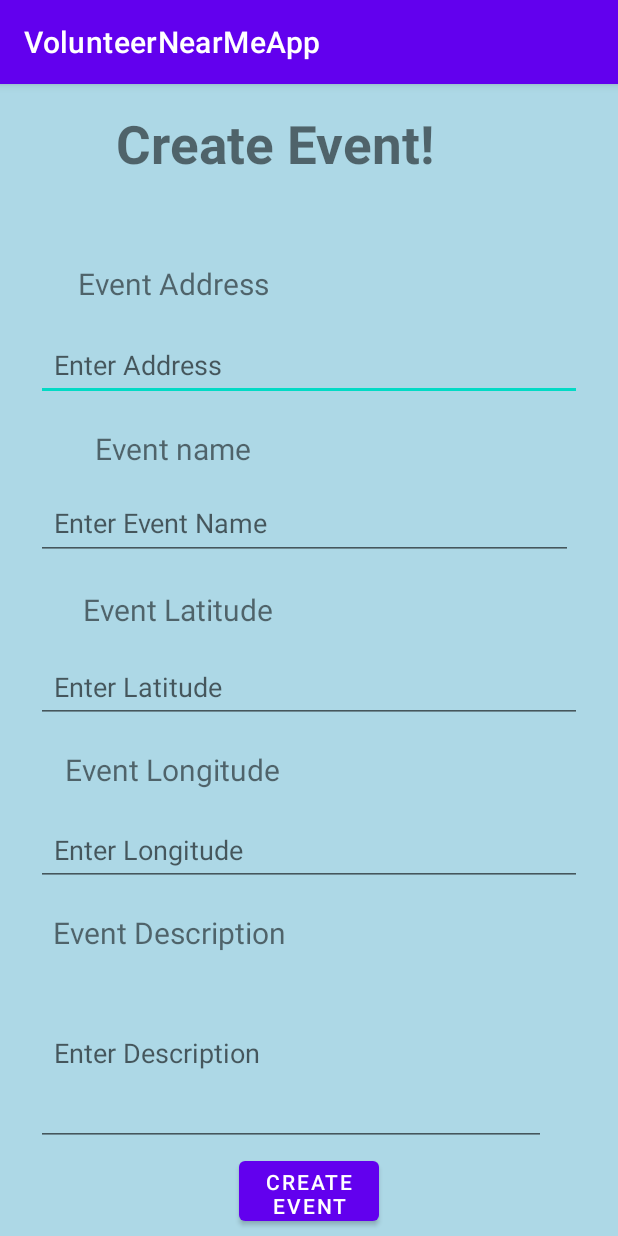
After one commit to costis99/VolunteerNearMeApp, an Android app: the CreateEventActivity screen opened directly, with no data from a screen before it, on a phone screen of 412 x 824 dp. The commit adds this screen. Run offline under Robolectric (Android 15) with nearby library versions, the light colour scheme and no system bars; our stand-ins replace Firebase (no records; nobody signed in at launch, a user with empty details on screens opened directly).

Commit message:
Added map, creation of events, logout, view events on map

```diff
--- a/app/build.gradle
+++ b/app/build.gradle
@@ -2,6 +2,7 @@ plugins {
     id 'com.android.application'
     id 'kotlin-android'
     id 'com.google.gms.google-services'
+    id 'com.google.android.libraries.mapsplatform.secrets-gradle-plugin'
 }
 
 android {
@@ -51,6 +52,8 @@ dependencies {
     implementation 'com.google.firebase:firebase-auth-ktx'
     implementation 'com.google.firebase:firebase-dynamic-links-ktx:21.0.0'
     implementation 'com.google.firebase:firebase-database-ktx:20.0.3'
+    implementation 'com.google.android.gms:play-services-maps:17.0.0'
+    implementation 'com.google.code.gson:gson:2.8.2'
     //testImplementation 'junit:junit:4.+'
     androidTestImplementation 'androidx.test.ext:junit:1.1.3'
     androidTestImplementation 'androidx.test.espresso:espresso-core:3.4.0'
--- /dev/null
+++ b/app/src/main/res/drawable/ic_baseline_location_on_24.xml
@@ -0,0 +1,5 @@
+<vector android:height="24dp" android:tint="#D97C0B"
+    android:viewportHeight="24" android:viewportWidth="24"
+    android:width="24dp" xmlns:android="http://schemas.android.com/apk/res/android">
+    <path android:fillColor="@android:color/white" android:pathData="M12,2C8.13,2 5,5.13 5,9c0,5.25 7,13 7,13s7,-7.75 7,-13c0,-3.87 -3.13,-7 -7,-7zM12,11.5c-1.38,0 -2.5,-1.12 -2.5,-2.5s1.12,-2.5 2.5,-2.5 2.5,1.12 2.5,2.5 -1.12,2.5 -2.5,2.5z"/>
+</vector>
--- /dev/null
+++ b/app/src/main/res/layout/activity_create_event.xml
@@ -0,0 +1,183 @@
+<?xml version="1.0" encoding="utf-8"?>
+<androidx.constraintlayout.widget.ConstraintLayout xmlns:android="http://schemas.android.com/apk/res/android"
+    xmlns:app="http://schemas.android.com/apk/res-auto"
+    xmlns:tools="http://schemas.android.com/tools"
+    android:layout_width="match_parent"
+    android:layout_height="match_parent"
+    android:background="#ADD8E6">
+
+    <Button
+        android:id="@+id/CreateButton"
+        android:layout_width="93dp"
+        android:layout_height="52dp"
+        android:text="Create Event"
+        app:layout_constraintBottom_toBottomOf="parent"
+        app:layout_constraintEnd_toEndOf="parent"
+        app:layout_constraintStart_toStartOf="parent"
+        app:layout_constraintTop_toTopOf="parent"
+        app:layout_constraintVertical_bias="0.994" />
+
+    <TextView
+        android:layout_width="334dp"
+        android:layout_height="60dp"
+        android:text="Create Event!"
+        android:textAlignment="center"
+        android:textSize="35sp"
+        android:textStyle="bold"
+        app:layout_constraintBottom_toBottomOf="parent"
+        app:layout_constraintEnd_toEndOf="parent"
+        app:layout_constraintHorizontal_bias="0.207"
+        app:layout_constraintStart_toStartOf="parent"
+        app:layout_constraintTop_toTopOf="parent"
+        app:layout_constraintVertical_bias="0.023" />
+
+    <TextView
+        android:layout_width="202dp"
+        android:layout_height="42dp"
+        android:text="Event Address"
+        android:textAlignment="center"
+        android:textSize="20sp"
+        app:layout_constraintBottom_toBottomOf="parent"
+        app:layout_constraintEnd_toEndOf="parent"
+        app:layout_constraintHorizontal_bias="0.071"
+        app:layout_constraintStart_toStartOf="parent"
+        app:layout_constraintTop_toTopOf="parent"
+        app:layout_constraintVertical_bias="0.164" />
+
+    <TextView
+        android:layout_width="197dp"
+        android:layout_height="41dp"
+        android:text="Event Longitude"
+        android:textAlignment="center"
+        android:textSize="20sp"
+        app:layout_constraintBottom_toBottomOf="parent"
+        app:layout_constraintEnd_toEndOf="parent"
+        app:layout_constraintHorizontal_bias="0.074"
+        app:layout_constraintStart_toStartOf="parent"
+        app:layout_constraintTop_toTopOf="parent"
+        app:layout_constraintVertical_bias="0.61" />
+
+    <TextView
+        android:layout_width="205dp"
+        android:layout_height="38dp"
+        android:text="Event Latitude"
+        android:textAlignment="center"
+        android:textSize="20sp"
+        app:layout_constraintBottom_toBottomOf="parent"
+        app:layout_constraintEnd_toEndOf="parent"
+        app:layout_constraintHorizontal_bias="0.077"
+        app:layout_constraintStart_toStartOf="parent"
+        app:layout_constraintTop_toTopOf="parent"
+        app:layout_constraintVertical_bias="0.461" />
+
+    <TextView
+        android:layout_width="201dp"
+        android:layout_height="36dp"
+        android:text="Event name"
+        android:textAlignment="center"
+        android:textSize="20sp"
+        app:layout_constraintBottom_toBottomOf="parent"
+        app:layout_constraintEnd_toEndOf="parent"
+        app:layout_constraintHorizontal_bias="0.071"
+        app:layout_constraintStart_toStartOf="parent"
+        app:layout_constraintTop_toTopOf="parent"
+        app:layout_constraintVertical_bias="0.313" />
+
+    <TextView
+        android:layout_width="196dp"
+        android:layout_height="40dp"
+        android:text="Event Description"
+        android:textAlignment="center"
+        android:textSize="20sp"
+        app:layout_constraintBottom_toBottomOf="parent"
+        app:layout_constraintEnd_toEndOf="parent"
+        app:layout_constraintHorizontal_bias="0.069"
+        app:layout_constraintStart_toStartOf="parent"
+        app:layout_constraintTop_toTopOf="parent"
+        app:layout_constraintVertical_bias="0.758" />
+
+    <EditText
+        android:id="@+id/et_address"
+        android:layout_width="0dp"
+        android:layout_height="wrap_content"
+        android:layout_marginStart="24dp"
+        android:layout_marginEnd="24dp"
+        android:ems="10"
+        android:hint="Enter Address"
+        android:inputType="textPostalAddress"
+        android:padding="12dp"
+        app:layout_constraintBottom_toBottomOf="parent"
+        app:layout_constraintEnd_toEndOf="parent"
+        app:layout_constraintHorizontal_bias="0.0"
+        app:layout_constraintStart_toStartOf="parent"
+        app:layout_constraintTop_toTopOf="parent"
+        app:layout_constraintVertical_bias="0.226" />
+
+    <EditText
+        android:id="@+id/et_eventName"
+        android:layout_width="358dp"
+        android:layout_height="50dp"
+        android:layout_marginStart="24dp"
+        android:layout_marginEnd="24dp"
+        android:ems="10"
+        android:hint="Enter Event Name"
+        android:inputType="textEmailAddress"
+        android:padding="12dp"
+        app:layout_constraintBottom_toBottomOf="parent"
+        app:layout_constraintEnd_toEndOf="parent"
+        app:layout_constraintHorizontal_bias="0.0"
+        app:layout_constraintStart_toStartOf="parent"
+        app:layout_constraintTop_toTopOf="parent"
+        app:layout_constraintVertical_bias="0.372" />
+
+    <EditText
+        android:id="@+id/et_log"
+        android:layout_width="0dp"
+        android:layout_height="wrap_content"
+        android:layout_marginStart="24dp"
+        android:layout_marginEnd="24dp"
+        android:ems="10"
+        android:hint="Enter Longitude"
+        android:inputType="numberSigned|numberDecimal"
+        android:padding="12dp"
+        app:layout_constraintBottom_toBottomOf="parent"
+        app:layout_constraintEnd_toEndOf="parent"
+        app:layout_constraintHorizontal_bias="1.0"
+        app:layout_constraintStart_toStartOf="parent"
+        app:layout_constraintTop_toTopOf="parent"
+        app:layout_constraintVertical_bias="0.676" />
+
+    <EditText
+        android:id="@+id/et_lan"
+        android:layout_width="0dp"
+        android:layout_height="wrap_content"
+        android:layout_marginStart="24dp"
+        android:layout_marginEnd="24dp"
+        android:ems="10"
+        android:hint="Enter Latitude"
+        android:inputType="numberSigned|numberDecimal"
+        android:padding="12dp"
+        app:layout_constraintBottom_toBottomOf="parent"
+        app:layout_constraintEnd_toEndOf="parent"
+        app:layout_constraintHorizontal_bias="0.0"
+        app:layout_constraintStart_toStartOf="parent"
+        app:layout_constraintTop_toTopOf="parent"
+        app:layout_constraintVertical_bias="0.525" />
+
+    <EditText
+        android:id="@+id/et_eventDesc"
+        android:layout_width="340dp"
+        android:layout_height="124dp"
+        android:layout_marginStart="24dp"
+        android:layout_marginEnd="24dp"
+        android:ems="10"
+        android:hint="Enter Description"
+        android:inputType="textLongMessage"
+        android:padding="12dp"
+        app:layout_constraintBottom_toBottomOf="parent"
+        app:layout_constraintEnd_toEndOf="parent"
+        app:layout_constraintHorizontal_bias="0.0"
+        app:layout_constraintStart_toStartOf="parent"
+        app:layout_constraintTop_toTopOf="parent"
+        app:layout_constraintVertical_bias="0.907" />
+</androidx.constraintlayout.widget.ConstraintLayout>
--- a/build.gradle
+++ b/build.gradle
@@ -9,6 +9,7 @@ buildscript {
         classpath "com.android.tools.build:gradle:4.2.2"
         classpath "org.jetbrains.kotlin:kotlin-gradle-plugin:$kotlin_version"
         classpath 'com.google.gms:google-services:4.3.10'
+        classpath "com.google.android.libraries.mapsplatform.secrets-gradle-plugin:secrets-gradle-plugin:1.3.0"
 
         // NOTE: Do not place your application dependencies here; they belong
         // in the individual module build.gradle files
```
Also changed, not shown: app/src/main/AndroidManifest.xml (+7 -0 lines), app/src/main/java/Comp3200/volunteernearmeapp/BitmapHelper.kt (added, +41 -0 lines), app/src/main/java/Comp3200/volunteernearmeapp/CreateEventActivity.kt (added, +90 -0 lines), app/src/main/java/Comp3200/volunteernearmeapp/HomeOrganizersActivity.kt (+19 -0 lines), app/src/main/java/Comp3200/volunteernearmeapp/HomeVolunteersActivity.kt (+15 -0 lines), app/src/main/java/Comp3200/volunteernearmeapp/MainActivity.kt (+32 -8 lines), app/src/main/java/Comp3200/volunteernearmeapp/MarkerInfoWindowAdapter.kt (added, +39 -0 lines), app/src/main/java/Comp3200/volunteernearmeapp/Place.kt (added, +12 -0 lines), app/src/main/java/Comp3200/volunteernearmeapp/ViewEventsActivity.kt (added, +79 -0 lines), app/src/main/res/layout/activity_view_events.xml (added, +13 -0 lines), app/src/main/res/layout/marker_info.xml (added, +35 -0 lines).
